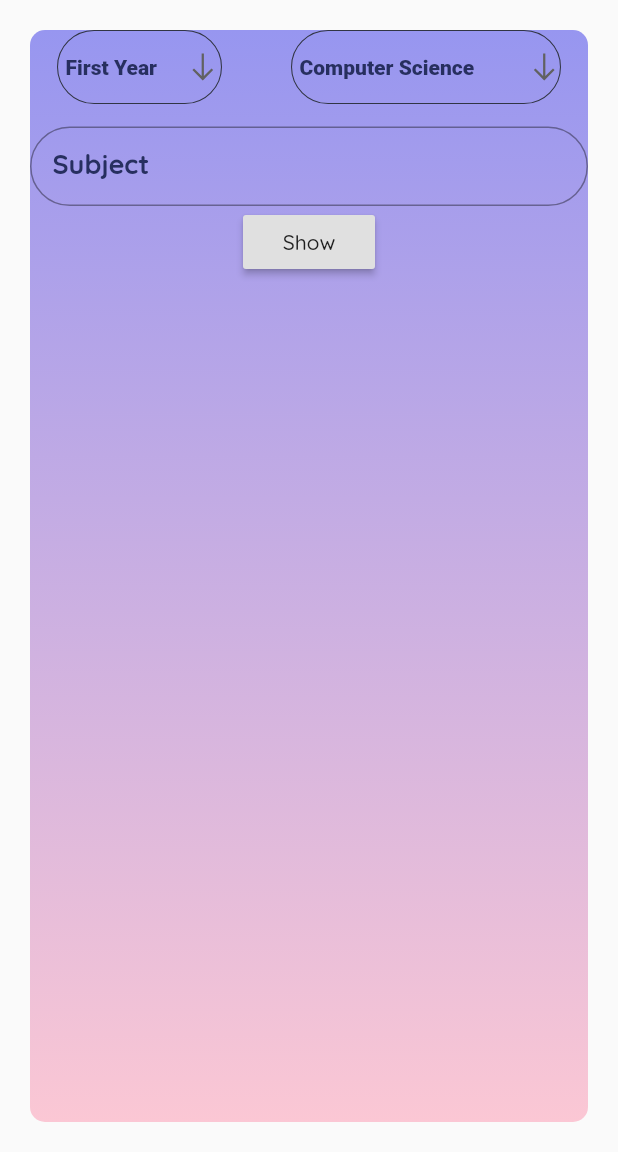
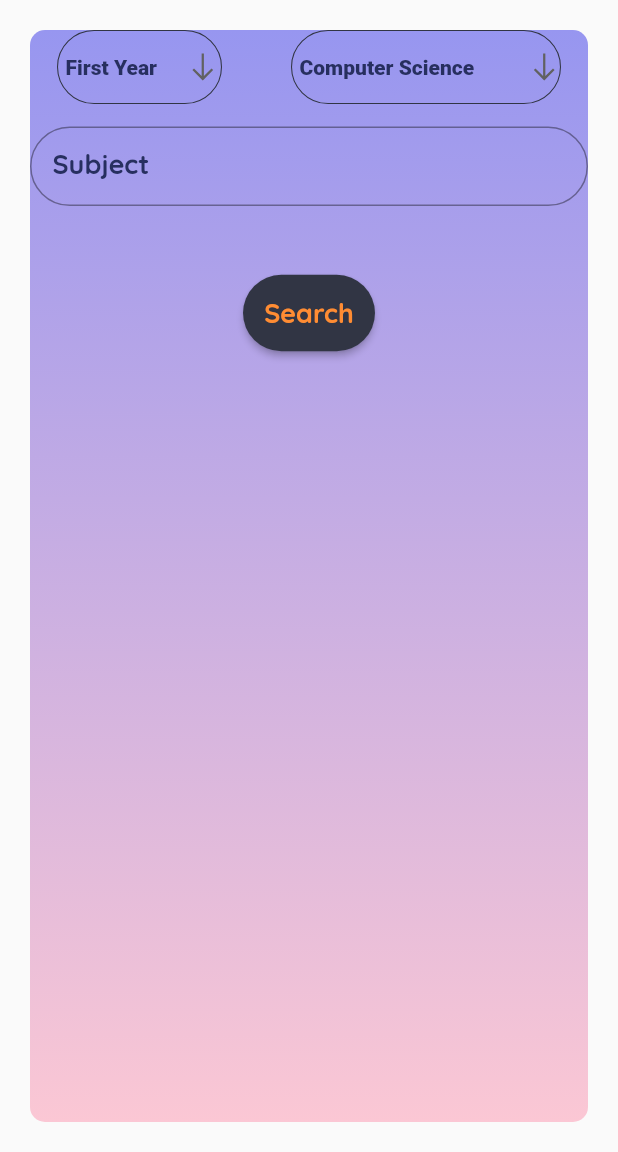
Before and after one commit to AdvaitKale01/ExamFire, a Flutter app: the ShowScreen screen opened by its route, on a phone screen of 412 x 824 dp, the part 84-1236 px from its top. Run offline on Flutter 3.47's test engine with Material 2 defaults, Android fonts, the phone set to English and light mode, and no system bars; our stand-ins replace cloud_firestore, file_picker, firebase_auth, firebase_storage, flutter_typeahead, font_awesome_flutter and 3 more; missing offline and left inert: flutter_auth_buttons; accounts and stored records are empty.

Commit message:
UI edit of show screen

```diff
--- a/lib/Components/ShowScreen.dart
+++ b/lib/Components/ShowScreen.dart
@@ -166,7 +166,7 @@ class _ShowScreenState extends State<ShowScreen> {
                 decoration: InputDecoration(
                   contentPadding: EdgeInsets.all(15.0),
                   labelText: 'Subject',
-                  hintText: 'Subject of Document',
+                  hintText: 'Eg: Mathematics-1',
                   hintStyle:
                       kNormalTextStyle.copyWith(fontWeight: FontWeight.bold),
                   labelStyle:
@@ -207,13 +207,30 @@ class _ShowScreenState extends State<ShowScreen> {
               hideSuggestionsOnKeyboardHide: false,
               onSaved: (value) => Subject = value,
             ),
-            RaisedButton(
-              child: Text('Show'),
+            Container(
+              margin: EdgeInsets.only(
+                  left: MediaQuery.of(context).size.width / 4,
+                  right: MediaQuery.of(context).size.width / 4,
+                  top: MediaQuery.of(context).size.height / 18),
+              child: RaisedButton(
+                padding: EdgeInsets.all(14),
+                color: AppColors.primaryBlack,
+                child: Text(
+                  'Search',
+                  style: TextStyle(
+                    fontFamily: Fonts.primaryFont,
+                    fontSize: 18.0,
+                    color: AppColors.secondaryColor,
+                    fontWeight: FontWeight.bold,
+                  ),
+                ),
+                shape: RoundedRectangleBorder(
+                  borderRadius: BorderRadius.circular(50),
+                ),
                 onPressed: () async {
                   Subject = _typeAheadController.text;
                   print(Subject);
                   await getProduct();
-
                   Navigator.of(context).push(
                     MaterialPageRoute(builder: (context) {
                       return ShowData();
@@ -221,6 +238,7 @@ class _ShowScreenState extends State<ShowScreen> {
                   );
                 },
               ),
+            ),
           ],
         ),
       ),
```
Lines whose indentation alone changed are shown as unchanged.
